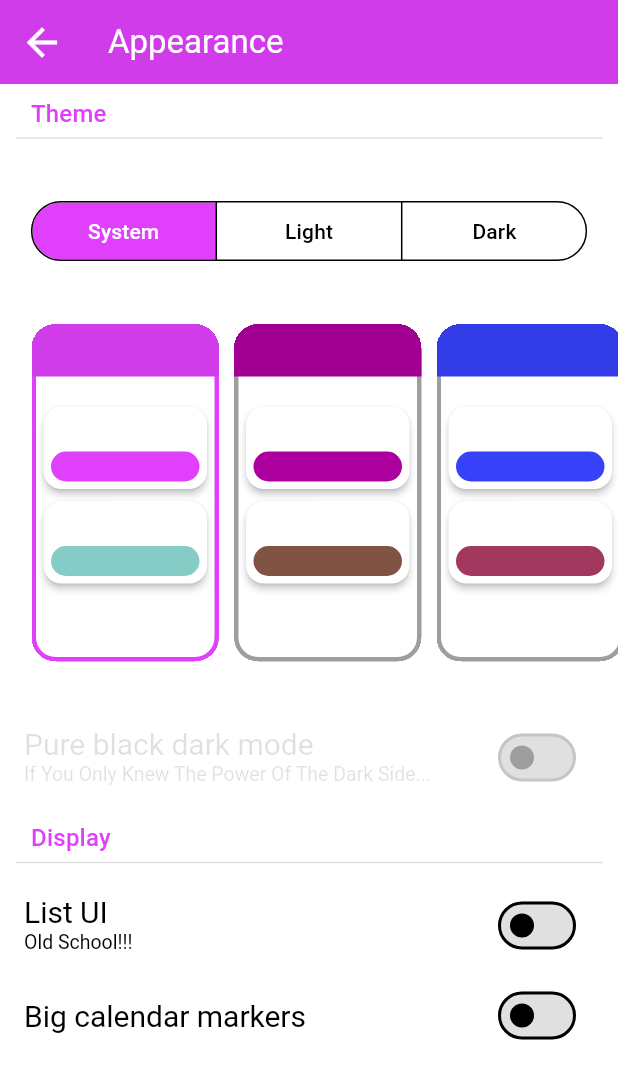
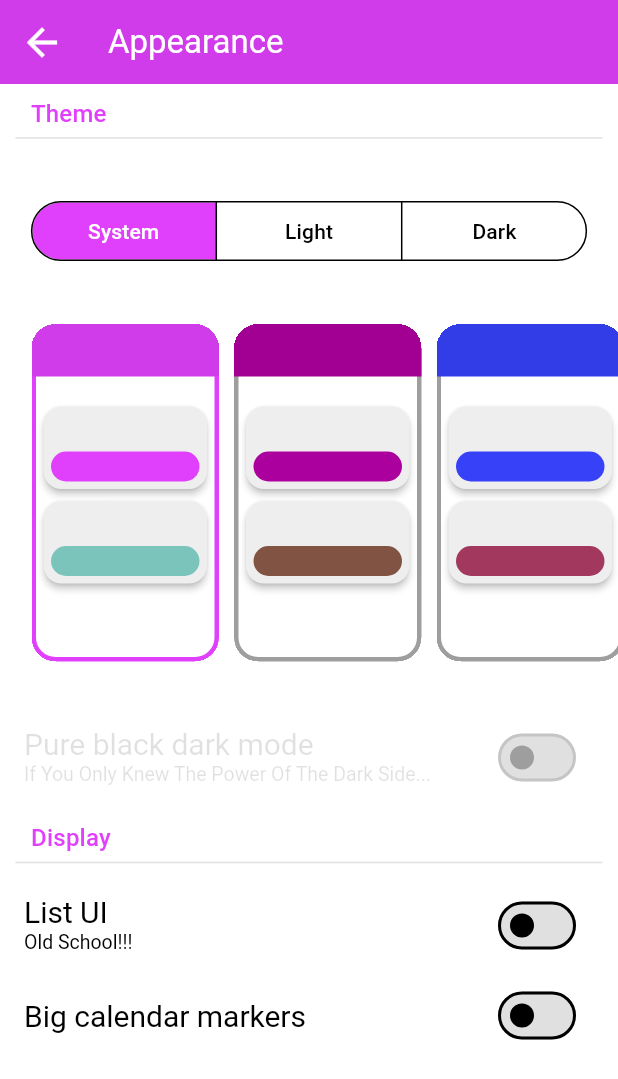
Before and after one commit to App-Elevate/AUT.aplikace-legacy, a Flutter app: the AppearanceScreen screen opened directly, on a phone screen of 412 x 824 dp. Shown: the top 1079 px of the screen. Run offline on Flutter 3.47's test engine with Material 3 defaults, Android fonts, the phone set to English and light mode, and no system bars; our stand-ins replace awesome_notifications, firebase_analytics, firebase_core, firebase_crashlytics, flutter_secure_storage, flutter_svg and 10 more; missing offline and left inert: background_fetch, canteenlib, enum_to_string, icons_flutter; accounts and stored records are empty; statements that could not run were skipped.

Commit message:
update global card styling

```diff
--- a/lib/app_themes.dart
+++ b/lib/app_themes.dart
@@ -44,7 +44,12 @@ class Themes {
           color: dark ? colorScheme.onSurface : colorScheme.onPrimary,
         ),
       ),
-      cardTheme: const CardTheme(elevation: 2),
+      cardTheme: CardTheme(
+        elevation: 2,
+        clipBehavior: Clip.hardEdge,
+        color: colorScheme.surface,
+        surfaceTintColor: colorScheme.surfaceTint,
+      ),
       dividerTheme: DividerThemeData(color: colorScheme.surfaceContainerHighest),
       drawerTheme: DrawerThemeData(
         surfaceTintColor: colorScheme.surfaceTint,
--- a/lib/shared_widgets/lined_card.dart
+++ b/lib/shared_widgets/lined_card.dart
@@ -26,9 +26,8 @@ class LinedCard extends StatelessWidget {
     return GestureDetector(
       onTap: smallButton ? null : onPressed,
       child: Card(
-        clipBehavior: Clip.hardEdge,
         margin: EdgeInsets.symmetric(horizontal: Spacing.s16),
-        child: Container(
+        child: Padding(
           padding: EdgeInsets.symmetric(horizontal: Spacing.s16, vertical: Spacing.s4),
           child: Column(
             mainAxisSize: MainAxisSize.min,
```
